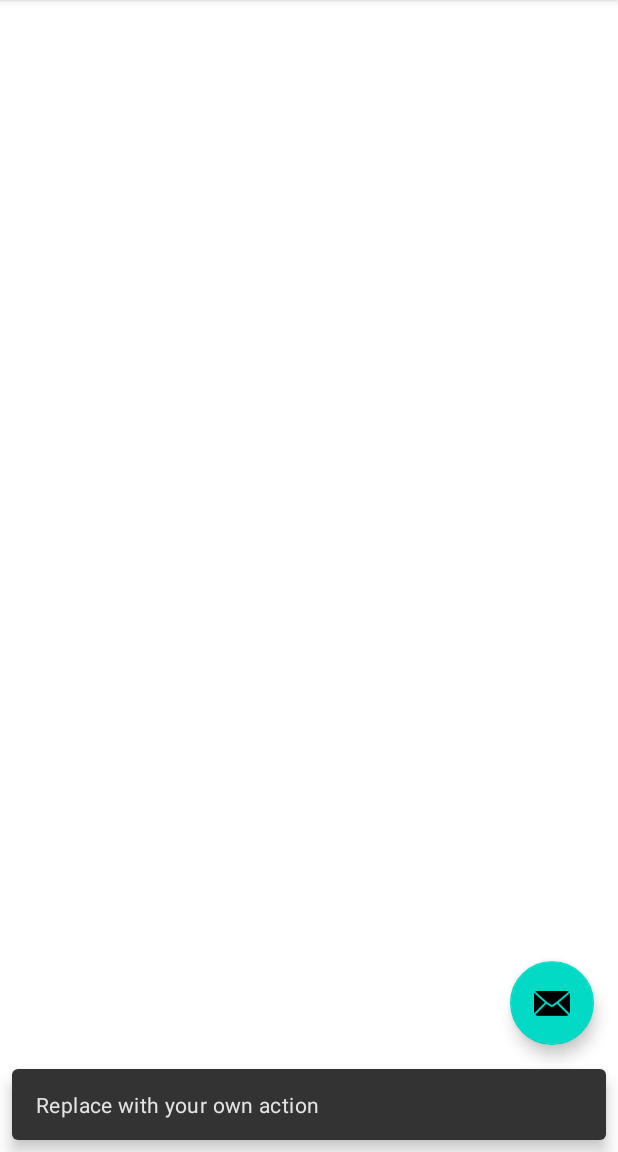
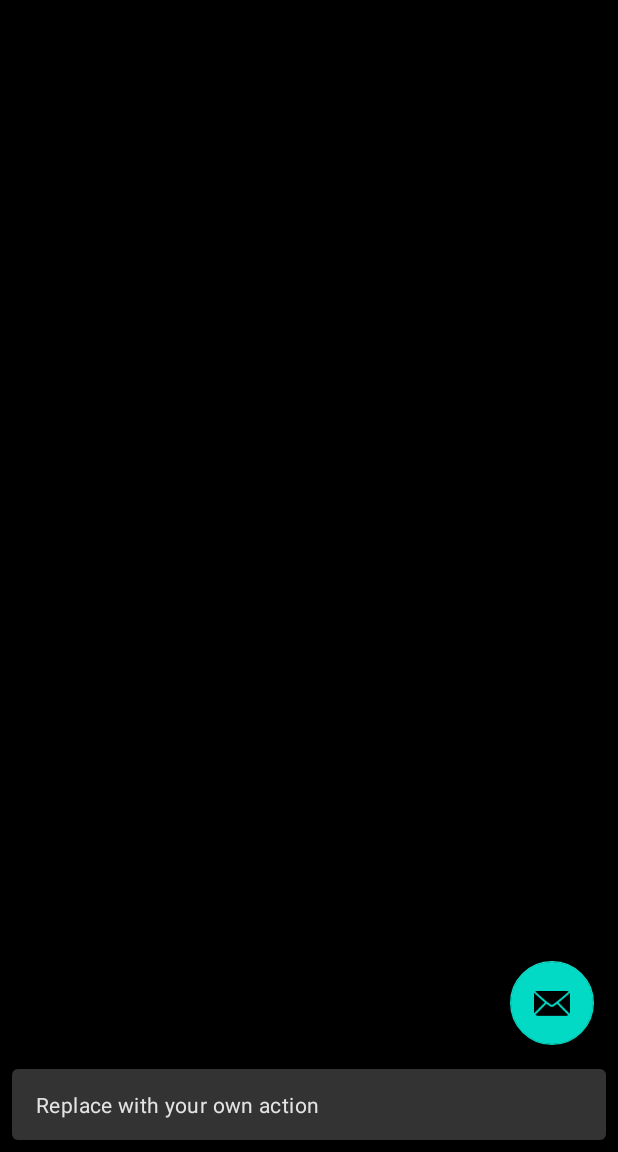
Before and after one commit to masato1230/black_todo_list, an Android app: the screen it shows after launch (MainActivity), after a tap on an icon or button, on a phone screen of 412 x 824 dp, the part 84-1236 px from its top. Run offline under Robolectric (Android 15) with nearby library versions, the phone set to English and light mode, and no system bars.

```diff
--- a/app/src/main/AndroidManifest.xml
+++ b/app/src/main/AndroidManifest.xml
@@ -10,7 +10,7 @@
         android:supportsRtl="true"
         android:theme="@style/Theme.BlackToDoList">
         <activity
-            android:name=".MainActivity"
+            android:name=".Activities.MainActivity"
             android:label="@string/app_name"
             android:theme="@style/Theme.BlackToDoList.NoActionBar">
             <intent-filter>
--- a/app/src/main/java/com/jp_funda/blacktodolist/MainActivity.java
+++ b/app/src/main/java/com/jp_funda/blacktodolist/Activities/MainActivity.java
@@ -1,9 +1,10 @@
-package com.jp_funda.blacktodolist;
+package com.jp_funda.blacktodolist.Activities;
 
 import android.os.Bundle;
 
 import com.google.android.material.floatingactionbutton.FloatingActionButton;
 import com.google.android.material.snackbar.Snackbar;
+import com.jp_funda.blacktodolist.R;
 
 import androidx.appcompat.app.AppCompatActivity;
 import androidx.appcompat.widget.Toolbar;
--- /dev/null
+++ b/app/src/main/java/com/jp_funda/blacktodolist/Constants/TodoConstants.java
@@ -0,0 +1,4 @@
+package com.jp_funda.blacktodolist.Constants;
+
+public class TodoConstants {
+}
--- a/app/src/main/res/layout/activity_main.xml
+++ b/app/src/main/res/layout/activity_main.xml
@@ -4,7 +4,7 @@
     xmlns:tools="http://schemas.android.com/tools"
     android:layout_width="match_parent"
     android:layout_height="match_parent"
-    tools:context=".MainActivity">
+    tools:context=".Activities.MainActivity">
 
     <com.google.android.material.appbar.AppBarLayout
         android:layout_width="match_parent"
--- a/app/src/main/res/layout/fragment_second.xml
+++ b/app/src/main/res/layout/fragment_second.xml
@@ -4,7 +4,7 @@
     xmlns:tools="http://schemas.android.com/tools"
     android:layout_width="match_parent"
     android:layout_height="match_parent"
-    tools:context=".SecondFragment">
+    tools:context=".Activities.SecondFragment">
 
     <TextView
         android:id="@+id/textview_second"
--- a/app/src/main/res/layout/fragment_todo_list.xml
+++ b/app/src/main/res/layout/fragment_todo_list.xml
@@ -4,8 +4,12 @@
     xmlns:tools="http://schemas.android.com/tools"
     android:layout_width="match_parent"
     android:layout_height="match_parent"
-    tools:context=".TodoListFragment">
+    android:background="@color/black"
+    tools:context=".Activities.TodoListFragment">
 
-
+    <androidx.recyclerview.widget.RecyclerView
+        android:id="@+id/todo_recycler"
+        android:layout_width="match_parent"
+        android:layout_height="match_parent" />
 
 </androidx.constraintlayout.widget.ConstraintLayout>
--- a/app/src/main/res/menu/menu_main.xml
+++ b/app/src/main/res/menu/menu_main.xml
@@ -1,7 +1,7 @@
 <menu xmlns:android="http://schemas.android.com/apk/res/android"
     xmlns:app="http://schemas.android.com/apk/res-auto"
     xmlns:tools="http://schemas.android.com/tools"
-    tools:context="com.jp_funda.blacktodolist.MainActivity">
+    tools:context="com.jp_funda.blacktodolist.Activities.MainActivity">
     <item
         android:id="@+id/action_settings"
         android:orderInCategory="100"
--- a/app/src/main/res/navigation/nav_graph.xml
+++ b/app/src/main/res/navigation/nav_graph.xml
@@ -7,7 +7,7 @@
 
     <fragment
         android:id="@+id/FirstFragment"
-        android:name="com.jp_funda.blacktodolist.TodoListFragment"
+        android:name="com.jp_funda.blacktodolist.Activities.TodoListFragment"
         android:label="@string/first_fragment_label"
         tools:layout="@layout/fragment_todo_list">
 
@@ -17,7 +17,7 @@
     </fragment>
     <fragment
         android:id="@+id/SecondFragment"
-        android:name="com.jp_funda.blacktodolist.SecondFragment"
+        android:name="com.jp_funda.blacktodolist.Activities.SecondFragment"
         android:label="@string/second_fragment_label"
         tools:layout="@layout/fragment_second">
 
```
Also changed, not shown: app/src/main/java/com/jp_funda/blacktodolist/Activities/SecondFragment.java (renamed from app/src/main/java/com/jp_funda/blacktodolist/TodoListFragment.java, +12 -10 lines), app/src/main/java/com/jp_funda/blacktodolist/Activities/TodoListFragment.java (renamed from app/src/main/java/com/jp_funda/blacktodolist/SecondFragment.java, +12 -10 lines), app/src/main/java/com/jp_funda/blacktodolist/Models/Task.java (added, +51 -0 lines), app/src/main/java/com/jp_funda/blacktodolist/Models/Todo.java (added, +52 -0 lines).
